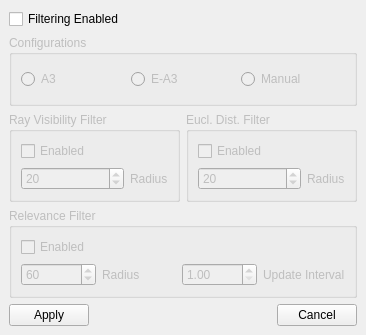
The window that bin/data/ui/IMDialog.ui (Chiru/naali) describes before a commit, drawn with Qt 5.
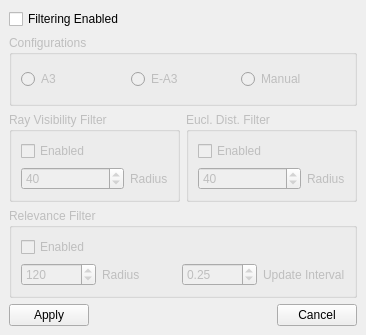
The same window after the commit.

Commit message: Modified the IMDialog slightly. Changed default values and data ranges.

Diff of the .ui file:
```diff
--- a/bin/data/ui/IMDialog.ui
+++ b/bin/data/ui/IMDialog.ui
@@ -103,7 +103,7 @@
             <string>Change Radius for the Ray Visibility Algorithm</string>
            </property>
            <property name="value">
-            <number>20</number>
+            <number>40</number>
            </property>
           </widget>
          </item>
@@ -151,7 +151,7 @@
             <string>Change Radius for the Euclidean Distance Algorithm</string>
            </property>
            <property name="value">
-            <number>20</number>
+            <number>40</number>
            </property>
           </widget>
          </item>
@@ -196,10 +196,10 @@
             <string>Change Radius for the Relevance filtering</string>
            </property>
            <property name="maximum">
-            <number>100</number>
+            <number>200</number>
            </property>
            <property name="value">
-            <number>60</number>
+            <number>120</number>
            </property>
           </widget>
          </item>
@@ -238,14 +238,17 @@
             </sizepolicy>
            </property>
            <property name="minimum">
-            <double>1.000000000000000</double>
+            <double>0.050000000000000</double>
            </property>
            <property name="maximum">
-            <double>4.500000000000000</double>
+            <double>5.000000000000000</double>
            </property>
            <property name="singleStep">
             <double>0.050000000000000</double>
            </property>
+           <property name="value">
+            <double>0.250000000000000</double>
+           </property>
           </widget>
          </item>
         </layout>
```
